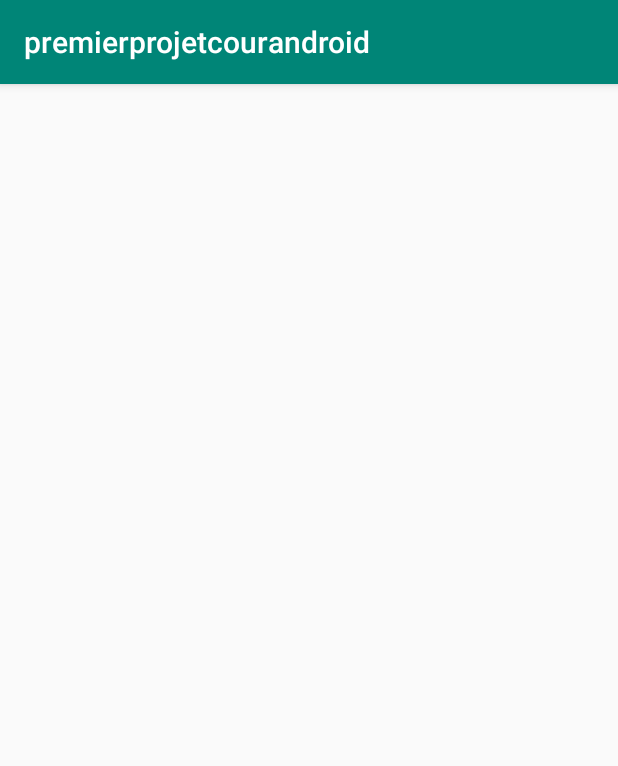
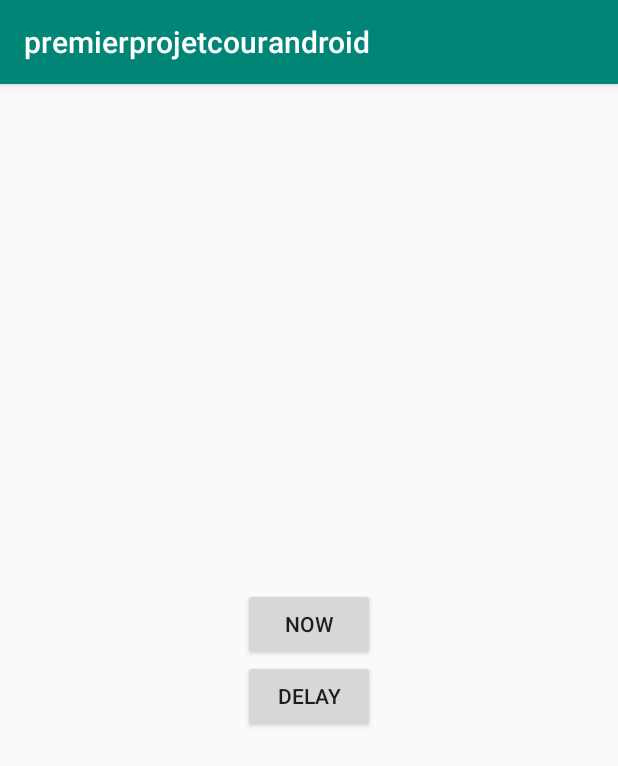
Before and after one commit to alphadream1/premierProjetAndroidEnCour, an Android app: the NotificationExActivity screen opened directly, with no data from a screen before it, on a phone screen of 412 x 824 dp. Shown: the top 766 px of the screen. Run offline under Robolectric (Android 15) with nearby library versions, the phone set to English and light mode, and no system bars.

Commit message:
gestion des notifications immediate et a retardemant.(pour memooire ce rappeler d'activer les notifs!!!)

```diff
--- a/app/src/main/java/com/example/premierprojetcourandroid/MainActivity.java
+++ b/app/src/main/java/com/example/premierprojetcourandroid/MainActivity.java
@@ -35,6 +35,7 @@ public class MainActivity extends AppCompatActivity implements View.OnClickListe
     private static final int ITEM_ID_DAL = 4;
     private static final int ITEM_ID_WEA = 5;
     private static final int ITEM_ID_CP = 6;
+    private static final int ITEM_ID_N = 7;
 
     // exo supplementaire
     private static final SimpleDateFormat FORMAT = new SimpleDateFormat("dd/MM/yyyy HH:mm");
@@ -112,6 +113,7 @@ public class MainActivity extends AppCompatActivity implements View.OnClickListe
         menu.add(0, ITEM_ID_DAL, 0, "Service Exemple");
         menu.add(0, ITEM_ID_WEA, 0, "Web Activity");
         menu.add(0, ITEM_ID_CP, 0, "Code Postal Activity");
+        menu.add(0, ITEM_ID_N, 0, "Notification Activity");
         return super.onCreateOptionsMenu(menu);
     }
 
@@ -175,6 +177,8 @@ public class MainActivity extends AppCompatActivity implements View.OnClickListe
 
         } else if (item.getItemId() == ITEM_ID_CP) {
             startActivity(new Intent(this, CodePostalActivity.class));
+        } else if (item.getItemId() == ITEM_ID_N) {
+            startActivity(new Intent(this, NotificationExActivity.class));
         }
         return super.onOptionsItemSelected(item);
     }
--- a/app/src/main/java/com/example/premierprojetcourandroid/MyBroadcast.java
+++ b/app/src/main/java/com/example/premierprojetcourandroid/MyBroadcast.java
@@ -9,6 +9,7 @@ import android.widget.Toast;
 import java.util.Locale;
 
 public class MyBroadcast extends BroadcastReceiver {
+
     @Override
     public void onReceive(Context context, Intent intent) {
         Log.w("TAG_", Locale.getDefault().getDisplayLanguage());
--- a/app/src/main/java/com/example/premierprojetcourandroid/NotificationExActivity.java
+++ b/app/src/main/java/com/example/premierprojetcourandroid/NotificationExActivity.java
@@ -1,13 +1,41 @@
 package com.example.premierprojetcourandroid;
 
+import android.os.Bundle;
 import android.support.v7.app.AppCompatActivity;
-import android.os.Bundle;
+import android.view.View;
+import android.widget.Button;
 
-public class NotificationExActivity extends AppCompatActivity {
+import com.example.premierprojetcourandroid.utils.NotificationUtils;
+
+public class NotificationExActivity extends AppCompatActivity implements View.OnClickListener {
+
+    private Button btDelay;
+    private Button btNow;
 
     @Override
     protected void onCreate(Bundle savedInstanceState) {
         super.onCreate(savedInstanceState);
         setContentView(R.layout.activity_notification_ex);
+
+
+        btDelay = findViewById(R.id.btDelay);
+        btNow = findViewById(R.id.btNow);
+
+        btDelay.setOnClickListener(this);
+        btNow.setOnClickListener(this);
     }
+
+    @Override
+    public void onClick(View v) {
+
+        if (v == btNow) {
+            // remplir ici pour notif directe
+            NotificationUtils.createInstantNotification(this, "NOW");
+
+        } else if (v == btDelay) {
+            //remplir ici pour notif decalé
+            NotificationUtils.scheduleNotification(this, "DELAY", 5000);
+        }
+    }
+
 }
--- a/app/src/main/res/layout/activity_notification_ex.xml
+++ b/app/src/main/res/layout/activity_notification_ex.xml
@@ -1,8 +1,23 @@
 <?xml version="1.0" encoding="utf-8"?>
-<android.support.constraint.ConstraintLayout xmlns:android="http://schemas.android.com/apk/res/android"
+<LinearLayout xmlns:android="http://schemas.android.com/apk/res/android"
     xmlns:tools="http://schemas.android.com/tools"
     android:layout_width="match_parent"
     android:layout_height="match_parent"
+    android:gravity="center"
+    android:orientation="vertical"
     tools:context=".NotificationExActivity">
 
-</android.support.constraint.ConstraintLayout>
+    <Button
+        android:id="@+id/btNow"
+        android:layout_width="wrap_content"
+        android:layout_height="wrap_content"
+        android:gravity="center"
+        android:text="@string/now" />
+
+    <Button
+        android:id="@+id/btDelay"
+        android:layout_width="wrap_content"
+        android:layout_height="wrap_content"
+        android:gravity="center"
+        android:text="@string/delay" />
+</LinearLayout>
--- a/app/src/main/res/values/strings.xml
+++ b/app/src/main/res/values/strings.xml
@@ -22,4 +22,6 @@
     <string name="https_www_google_fr">https://www.google.fr</string>
     <string name="boutton">Boutton</string>
     <string name="_31410">31410</string>
+    <string name="now">now</string>
+    <string name="delay">delay</string>
 </resources>
```
Also changed, not shown: app/src/main/AndroidManifest.xml (+8 -2 lines), app/src/main/java/com/example/premierprojetcourandroid/NotificationPublisherBR.java (added, +19 -0 lines), app/src/main/java/com/example/premierprojetcourandroid/utils/NotificationUtils.java (added, +78 -0 lines).
